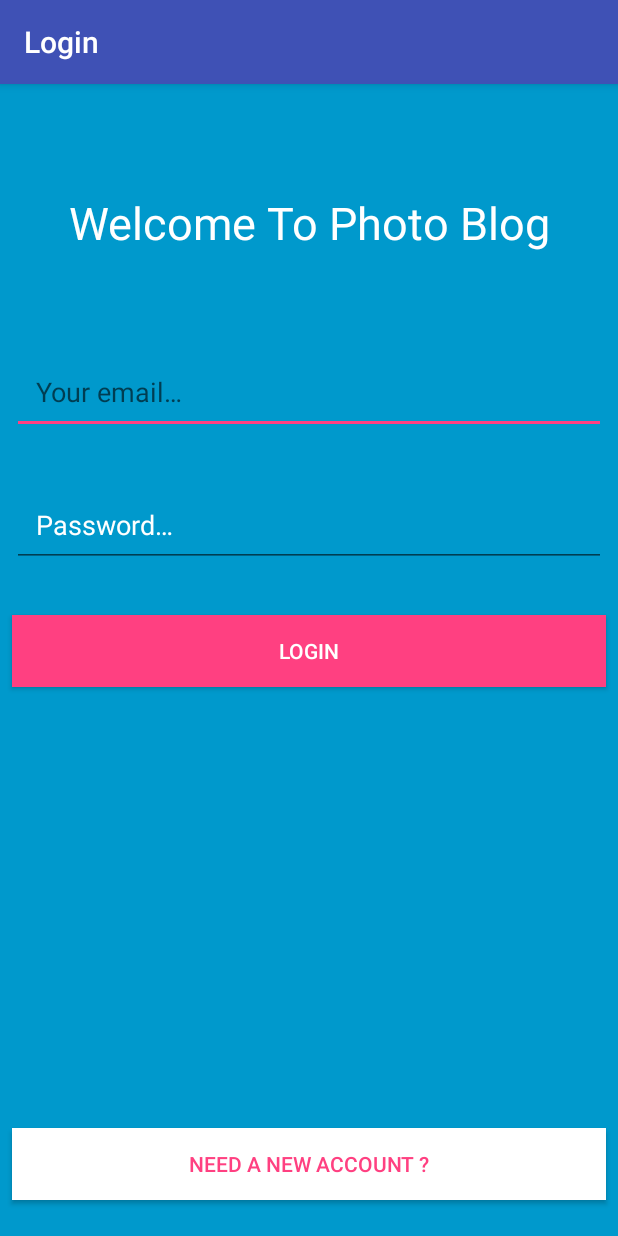
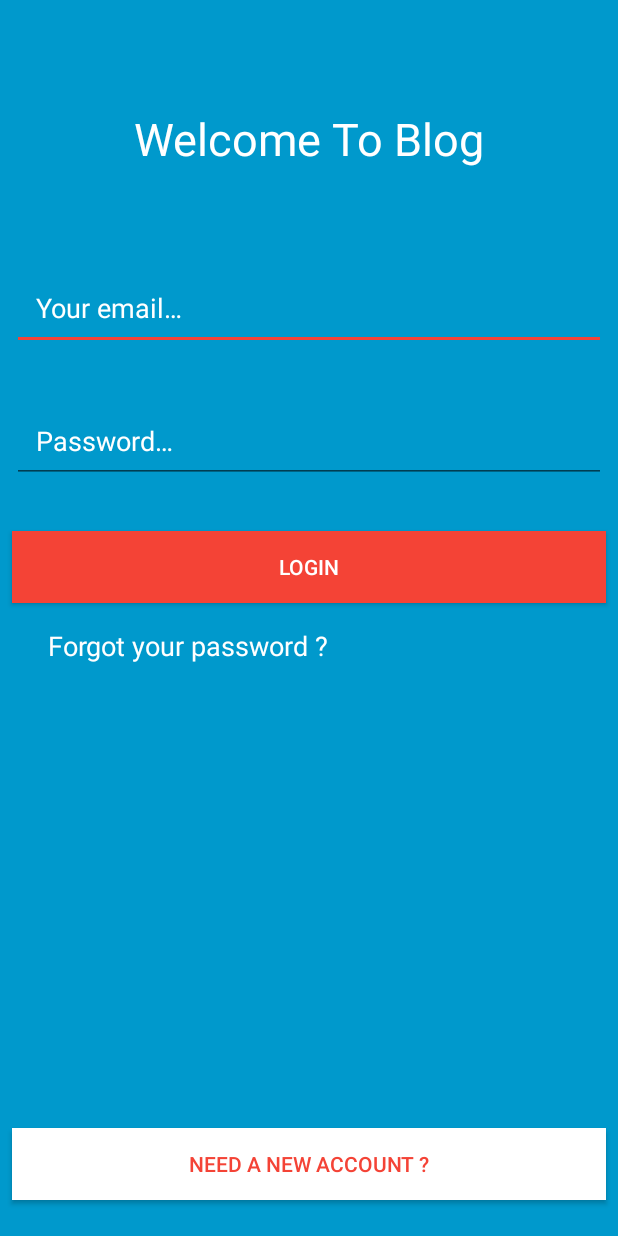
Before and after one commit to edgarhakobyan/Blog-App, an Android app: the screen it shows after launch (LoginActivity), on a phone screen of 412 x 824 dp. Run offline under Robolectric (Android 15) with nearby library versions, the light colour scheme and no system bars; our stand-ins replace CircleImageView, Firebase (no records; nobody signed in at launch, a user with empty details on screens opened directly).

Commit message:
Added reset password page

```diff
--- a/app/src/main/java/com/example/edgar/blog_app/activities/LoginActivity.java
+++ b/app/src/main/java/com/example/edgar/blog_app/activities/LoginActivity.java
@@ -4,11 +4,13 @@
 import android.support.annotation.NonNull;
 import android.support.v7.app.AppCompatActivity;
 import android.os.Bundle;
+import android.support.v7.widget.Toolbar;
 import android.text.TextUtils;
 import android.view.View;
 import android.widget.Button;
 import android.widget.EditText;
 import android.widget.ProgressBar;
+import android.widget.TextView;
 import android.widget.Toast;
 
 import com.example.edgar.blog_app.R;
@@ -27,6 +29,7 @@
     private Button loginBtn;
     private Button userRegBtn;
     private ProgressBar loginProgress;
+    private TextView forgotPassword;
 
     private FirebaseAuth mAuth;
 
@@ -42,6 +45,7 @@
         loginBtn = findViewById(R.id.login_btn);
         userRegBtn = findViewById(R.id.login_reg_btn);
         loginProgress = findViewById(R.id.login_progress);
+        forgotPassword = findViewById(R.id.forgot_password);
 
         loginBtn.setOnClickListener(new View.OnClickListener() {
             @Override
@@ -76,6 +80,14 @@
                 startActivity(mainIntent);
             }
         });
+
+        forgotPassword.setOnClickListener(new View.OnClickListener() {
+            @Override
+            public void onClick(View v) {
+                Intent mainIntent = new Intent(LoginActivity.this, ResetPasswordActivity.class);
+                startActivity(mainIntent);
+            }
+        });
     }
 
     @Override
--- a/app/src/main/java/com/example/edgar/blog_app/activities/MainActivity.java
+++ b/app/src/main/java/com/example/edgar/blog_app/activities/MainActivity.java
@@ -70,6 +70,7 @@
 
     private CircleImageView userHeaderImage;
     private TextView userHeaderName;
+    private TextView userHeaderEmail;
 
     private static boolean isSearchedListShown = false;
 
@@ -82,6 +83,7 @@
         Toolbar toolbar = findViewById(R.id.toolbar);
         setSupportActionBar(toolbar);
 
+        postList = new ArrayList<>();
         userList = new ArrayList<>();
 
         mAuth = FirebaseAuth.getInstance();
@@ -264,7 +266,6 @@
     }
 
     private void initRecyclerView() {
-        postList = new ArrayList<>();
 
         mPostAdapter = new PostAdapter(postList, userList);
 
@@ -456,6 +457,7 @@
 
         userHeaderName = findViewById(R.id.user_header_name);
         userHeaderImage = findViewById(R.id.user_header_image);
+        userHeaderEmail = findViewById(R.id.user_header_email);
 
         String currentUserId = Objects.requireNonNull(mAuth.getCurrentUser()).getUid();
         mFirebaseFirestore.collection(Constants.USERS).document(currentUserId).get()
@@ -475,6 +477,8 @@
                         }
                     }
                 });
+        String email = mAuth.getCurrentUser().getEmail();
+        userHeaderEmail.setText(email);
     }
 
 }
--- a/app/src/main/res/layout/activity_login.xml
+++ b/app/src/main/res/layout/activity_login.xml
@@ -1,5 +1,6 @@
 <?xml version="1.0" encoding="utf-8"?>
-<android.support.constraint.ConstraintLayout xmlns:android="http://schemas.android.com/apk/res/android"
+<android.support.constraint.ConstraintLayout
+    xmlns:android="http://schemas.android.com/apk/res/android"
     xmlns:app="http://schemas.android.com/apk/res-auto"
     xmlns:tools="http://schemas.android.com/tools"
     android:layout_width="match_parent"
@@ -45,6 +46,7 @@
         android:inputType="textEmailAddress"
         android:padding="16dp"
         android:textColor="@android:color/white"
+        android:textColorHint="@android:color/white"
         app:layout_constraintEnd_toEndOf="parent"
         app:layout_constraintStart_toStartOf="parent"
         app:layout_constraintTop_toBottomOf="@+id/login_page_title" />
@@ -94,5 +96,17 @@
         app:layout_constraintEnd_toEndOf="parent"
         app:layout_constraintStart_toStartOf="parent" />
 
+    <TextView
+        android:id="@+id/forgot_password"
+        android:layout_width="wrap_content"
+        android:layout_height="wrap_content"
+        android:layout_marginStart="32dp"
+        android:layout_marginTop="16dp"
+        android:text="Forgot your password ?"
+        android:textColor="@android:color/white"
+        android:textSize="18sp"
+        app:layout_constraintStart_toStartOf="parent"
+        app:layout_constraintTop_toBottomOf="@+id/login_btn" />
+
 
 </android.support.constraint.ConstraintLayout>
--- a/app/src/main/res/layout/activity_post.xml
+++ b/app/src/main/res/layout/activity_post.xml
@@ -9,7 +9,7 @@
     <ImageView
         android:id="@+id/new_post_image"
         android:layout_width="0dp"
-        android:layout_height="200dp"
+        android:layout_height="250dp"
         android:contentDescription="@string/post_image"
         android:scaleType="centerCrop"
         app:layout_constraintEnd_toEndOf="parent"
--- a/app/src/main/res/layout/activity_register.xml
+++ b/app/src/main/res/layout/activity_register.xml
@@ -46,6 +46,7 @@
         android:inputType="textEmailAddress"
         android:padding="16dp"
         android:textColor="@android:color/white"
+        android:textColorHint="@android:color/white"
         app:layout_constraintEnd_toEndOf="parent"
         app:layout_constraintStart_toStartOf="parent"
         app:layout_constraintTop_toBottomOf="@+id/register_page_title" />
--- a/app/src/main/res/layout/app_bar_main.xml
+++ b/app/src/main/res/layout/app_bar_main.xml
@@ -1,5 +1,6 @@
 <?xml version="1.0" encoding="utf-8"?>
-<android.support.design.widget.CoordinatorLayout xmlns:android="http://schemas.android.com/apk/res/android"
+<android.support.design.widget.CoordinatorLayout
+    xmlns:android="http://schemas.android.com/apk/res/android"
     xmlns:app="http://schemas.android.com/apk/res-auto"
     xmlns:tools="http://schemas.android.com/tools"
     android:layout_width="match_parent"
--- a/app/src/main/res/layout/post_item.xml
+++ b/app/src/main/res/layout/post_item.xml
@@ -134,6 +134,7 @@
                 android:text="Delete Post"
                 android:textAllCaps="false"
                 android:visibility="invisible"
+                android:textColor="@color/colorAccent"
                 app:layout_constraintBottom_toTopOf="@+id/post_image"
                 app:layout_constraintEnd_toEndOf="parent"
                 app:layout_constraintTop_toTopOf="parent" />
--- a/app/src/main/res/values/colors.xml
+++ b/app/src/main/res/values/colors.xml
@@ -1,9 +1,8 @@
 <?xml version="1.0" encoding="utf-8"?>
 <resources>
-    <color name="colorPrimary">#3F51B5</color>
-    <color name="colorPrimaryDark">#303F9F</color>
-    <color name="colorAccent">#FF4081</color>
+    <color name="colorPrimary">#2196f3</color>
+    <color name="colorPrimaryDark">#0069C0</color>
+    <color name="colorAccent">#F44336</color>
 
     <color name="likeBtnGray">#747474</color>
-    <color name="likeBtnAccent">#F44336</color>
 </resources>
--- a/app/src/main/res/values/strings.xml
+++ b/app/src/main/res/values/strings.xml
@@ -31,7 +31,7 @@
     <string name="dislike_in_post">Dislike in post</string>
 
     <!--Login/Register page-->
-    <string name="welcome_to_photo_blog">Welcome To Photo Blog</string>
+    <string name="welcome_to_photo_blog">Welcome To Blog</string>
     <string name="your_email">Your email…</string>
     <string name="password">Password…</string>
     <string name="login_btn_title">LogIn</string>
@@ -56,4 +56,9 @@
     <string name="voice_search">Voice Search</string>
     <string name="default_user_name">User name</string>
 
+    <!--Forgot Password-->
+    <string name="forgot_your_password">Forgot your password ?</string>
+    <string name="forgot_password_instruction">To reset password, enter your email, press the button and check mail to follow instruction</string>
+    <string name="reset_password">Reset Password</string>
+
 </resources>
--- a/app/src/main/res/values/styles.xml
+++ b/app/src/main/res/values/styles.xml
@@ -17,4 +17,11 @@
 
     <style name="AppTheme.PopupOverlay" parent="ThemeOverlay.AppCompat.Light" />
 
+    <style name="AppTheme.Light.NoActionBar" parent="Theme.AppCompat.Light.NoActionBar">
+        <!-- Customize your theme here. -->
+        <item name="colorPrimary">@color/colorPrimary</item>
+        <item name="colorPrimaryDark">@color/colorPrimaryDark</item>
+        <item name="colorAccent">@color/colorAccent</item>
+    </style>
+
 </resources>
```
Also changed, not shown: app/src/main/AndroidManifest.xml (+16 -11 lines), app/src/main/java/com/example/edgar/blog_app/activities/ResetPasswordActivity.java (added, +78 -0 lines), app/src/main/res/layout/activity_reset_password.xml (added, +88 -0 lines), app/src/main/res/layout/activity_setup.xml (+7 -6 lines).
